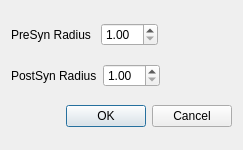
The window that neurolabi/gui/dialogs/zsynapsepropertydialog.ui (janelia-flyem/NeuTu) describes before a commit, drawn with Qt 5.
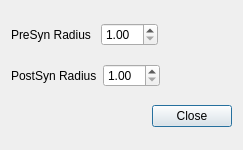
The same window after the commit.

```diff
--- a/neurolabi/gui/dialogs/zsynapsepropertydialog.ui
+++ b/neurolabi/gui/dialogs/zsynapsepropertydialog.ui
@@ -82,7 +82,7 @@
       <enum>Qt::Horizontal</enum>
      </property>
      <property name="standardButtons">
-      <set>QDialogButtonBox::Cancel|QDialogButtonBox::Ok</set>
+      <set>QDialogButtonBox::Close</set>
      </property>
     </widget>
    </item>
```
